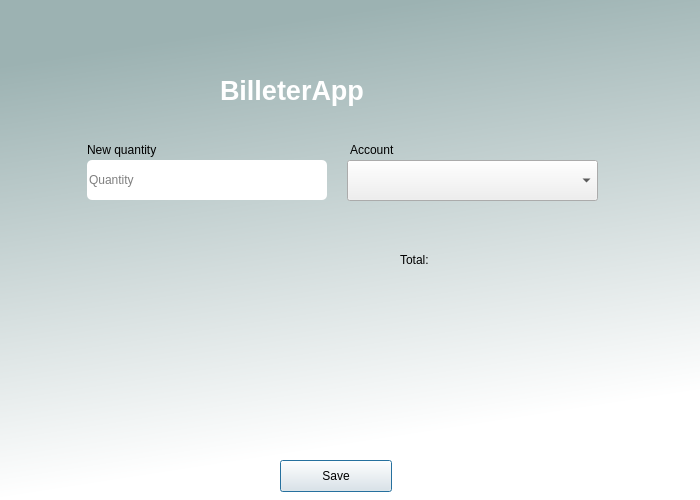
First picture: the form in guicore/operation_readjustment_screen.ui, repository Igna11/billetera, before the edit.
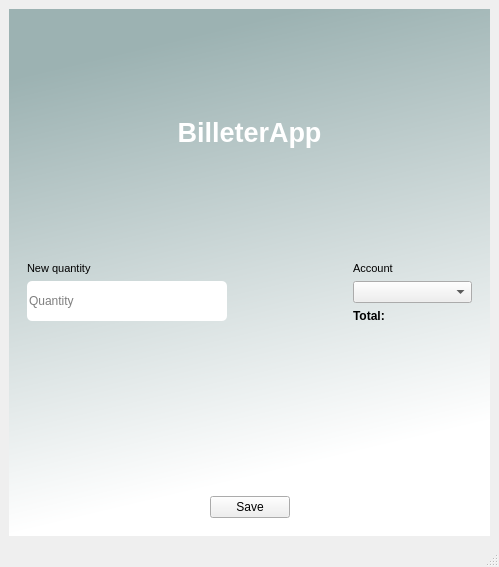
Second picture: the form after the edit.

```diff
--- a/guicore/operation_readjustment_screen.ui
+++ b/guicore/operation_readjustment_screen.ui
@@ -1,58 +1,70 @@
 <?xml version="1.0" encoding="UTF-8"?>
 <ui version="4.0">
- <class>BilleteraApp</class>
- <widget class="QDialog" name="BilleteraApp">
+ <class>MainWindow</class>
+ <widget class="QMainWindow" name="MainWindow">
   <property name="geometry">
    <rect>
     <x>0</x>
     <y>0</y>
-    <width>700</width>
-    <height>500</height>
+    <width>499</width>
+    <height>567</height>
    </rect>
   </property>
   <property name="windowTitle">
    <string>Dialog</string>
   </property>
-  <property name="sizeGripEnabled">
-   <bool>false</bool>
-  </property>
-  <property name="modal">
-   <bool>false</bool>
-  </property>
+  <widget class="QWidget" name="centralwidget">
+   <layout class="QHBoxLayout" name="horizontalLayout_4">
+    <item>
   <widget class="QWidget" name="widget" native="true">
-   <property name="geometry">
-    <rect>
-     <x>0</x>
-     <y>0</y>
-     <width>700</width>
-     <height>500</height>
-    </rect>
-   </property>
    <property name="styleSheet">
     <string notr="true">QWidget#widget{
 background-color:qlineargradient(spread:pad, x1:0, y1:0, x2:0.207, y2:0.954545, stop:0.132159 rgba(156, 178, 178, 255), stop:1 rgba(255, 255, 255, 255))}</string>
    </property>
+      <layout class="QVBoxLayout" name="verticalLayout" stretch="7,7,1">
+       <item>
+        <widget class="QWidget" name="label_widget" native="true">
+         <layout class="QHBoxLayout" name="horizontalLayout_6">
+          <item>
    <widget class="QLabel" name="label">
-    <property name="geometry">
-     <rect>
-      <x>220</x>
-      <y>70</y>
-      <width>251</width>
-      <height>41</height>
-     </rect>
-    </property>
+            <property name="text">
+             <string>&lt;html&gt;&lt;head/&gt;&lt;body&gt;&lt;p align=&quot;center&quot;&gt;&lt;span style=&quot; font-size:20pt; font-weight:600; color:#ffffff;&quot;&gt;BilleterApp&lt;/span&gt;&lt;/p&gt;&lt;/body&gt;&lt;/html&gt;</string>
+            </property>
+           </widget>
+          </item>
+         </layout>
+        </widget>
+       </item>
+       <item>
+        <widget class="QWidget" name="main_widget" native="true">
+         <layout class="QHBoxLayout" name="horizontalLayout" stretch="5,1,1">
+          <item>
+           <layout class="QVBoxLayout" name="data_verticalLayout">
+            <item>
+             <widget class="QLabel" name="quantity_label">
+              <property name="font">
+               <font>
+                <pointsize>8</pointsize>
+               </font>
+              </property>
     <property name="text">
-     <string>&lt;html&gt;&lt;head/&gt;&lt;body&gt;&lt;p&gt;&lt;span style=&quot; font-size:20pt; font-weight:600; color:#ffffff;&quot;&gt;BilleterApp&lt;/span&gt;&lt;/p&gt;&lt;/body&gt;&lt;/html&gt;</string>
-    </property>
-   </widget>
+               <string>New quantity</string>
+              </property>
+             </widget>
+            </item>
+            <item>
    <widget class="QLineEdit" name="quantity_line">
-    <property name="geometry">
-     <rect>
-      <x>87</x>
-      <y>160</y>
-      <width>240</width>
+              <property name="minimumSize">
+               <size>
+                <width>0</width>
       <height>40</height>
-     </rect>
+               </size>
+              </property>
+              <property name="maximumSize">
+               <size>
+                <width>200</width>
+                <height>16777215</height>
+               </size>
     </property>
     <property name="toolTip">
      <string/>
@@ -72,75 +84,146 @@
      <string>Quantity</string>
     </property>
    </widget>
-   <widget class="QLabel" name="quantity_label">
-    <property name="geometry">
-     <rect>
-      <x>87</x>
-      <y>140</y>
-      <width>131</width>
+            </item>
+            <item>
+             <spacer name="data_verticalSpacer">
+              <property name="orientation">
+               <enum>Qt::Vertical</enum>
+              </property>
+              <property name="sizeHint" stdset="0">
+               <size>
+                <width>20</width>
+                <height>40</height>
+               </size>
+              </property>
+             </spacer>
+            </item>
+           </layout>
+          </item>
+          <item>
+           <spacer name="horizontalSpacer">
+            <property name="orientation">
+             <enum>Qt::Horizontal</enum>
+            </property>
+            <property name="sizeHint" stdset="0">
+             <size>
+              <width>40</width>
       <height>20</height>
-     </rect>
-    </property>
-    <property name="text">
-     <string>New quantity</string>
-    </property>
-   </widget>
-   <widget class="QPushButton" name="save_button">
-    <property name="geometry">
-     <rect>
-      <x>280</x>
-      <y>460</y>
-      <width>112</width>
-      <height>32</height>
-     </rect>
-    </property>
-    <property name="text">
-     <string>Save</string>
-    </property>
-   </widget>
-   <widget class="QComboBox" name="accounts_comboBox">
-    <property name="geometry">
-     <rect>
-      <x>347</x>
-      <y>160</y>
-      <width>251</width>
-      <height>41</height>
-     </rect>
-    </property>
-   </widget>
+             </size>
+            </property>
+           </spacer>
+          </item>
+          <item>
+           <layout class="QVBoxLayout" name="acc_verticalLayout" stretch="0,0,0,0">
+            <item>
    <widget class="QLabel" name="account_label">
-    <property name="geometry">
-     <rect>
-      <x>350</x>
-      <y>140</y>
-      <width>140</width>
-      <height>20</height>
-     </rect>
+              <property name="font">
+               <font>
+                <pointsize>8</pointsize>
+               </font>
     </property>
     <property name="text">
      <string>Account</string>
     </property>
    </widget>
+            </item>
+            <item>
+             <widget class="QComboBox" name="accounts_comboBox">
+              <property name="maximumSize">
+               <size>
+                <width>300</width>
+                <height>16777215</height>
+               </size>
+              </property>
+             </widget>
+            </item>
+            <item>
    <widget class="QLabel" name="total_label">
-    <property name="geometry">
-     <rect>
-      <x>400</x>
-      <y>250</y>
-      <width>191</width>
-      <height>20</height>
-     </rect>
+              <property name="font">
+               <font>
+                <weight>75</weight>
+                <bold>true</bold>
+               </font>
     </property>
     <property name="text">
      <string>Total: </string>
     </property>
    </widget>
-  </widget>
- </widget>
- <tabstops>
-  <tabstop>accounts_comboBox</tabstop>
-  <tabstop>quantity_line</tabstop>
-  <tabstop>save_button</tabstop>
- </tabstops>
+            </item>
+            <item>
+             <spacer name="verticalSpacer">
+              <property name="orientation">
+               <enum>Qt::Vertical</enum>
+              </property>
+              <property name="sizeHint" stdset="0">
+               <size>
+                <width>20</width>
+                <height>40</height>
+               </size>
+              </property>
+             </spacer>
+            </item>
+           </layout>
+          </item>
+         </layout>
+        </widget>
+       </item>
+       <item>
+        <widget class="QWidget" name="sabe_button_widget" native="true">
+         <layout class="QHBoxLayout" name="horizontalLayout_5">
+          <item>
+           <spacer name="save_horizontalSpacer_l">
+            <property name="orientation">
+             <enum>Qt::Horizontal</enum>
+            </property>
+            <property name="sizeHint" stdset="0">
+             <size>
+              <width>40</width>
+              <height>20</height>
+             </size>
+            </property>
+           </spacer>
+          </item>
+          <item>
+           <widget class="QPushButton" name="save_button">
+            <property name="text">
+             <string>Save</string>
+            </property>
+           </widget>
+          </item>
+          <item>
+           <spacer name="save_horizontalSpacer_r">
+            <property name="orientation">
+             <enum>Qt::Horizontal</enum>
+            </property>
+            <property name="sizeHint" stdset="0">
+             <size>
+              <width>40</width>
+              <height>20</height>
+             </size>
+            </property>
+           </spacer>
+          </item>
+         </layout>
+        </widget>
+       </item>
+      </layout>
+     </widget>
+    </item>
+   </layout>
+  </widget>
+  <widget class="QMenuBar" name="menubar">
+   <property name="geometry">
+    <rect>
+     <x>0</x>
+     <y>0</y>
+     <width>499</width>
+     <height>26</height>
+    </rect>
+   </property>
+  </widget>
+  <widget class="QStatusBar" name="statusbar"/>
+ </widget>
  <resources/>
  <connections/>
 </ui>
```
Left out of the diff: 2 changed lines with no effect on the pictures. Lines whose indentation alone changed are shown as unchanged.
